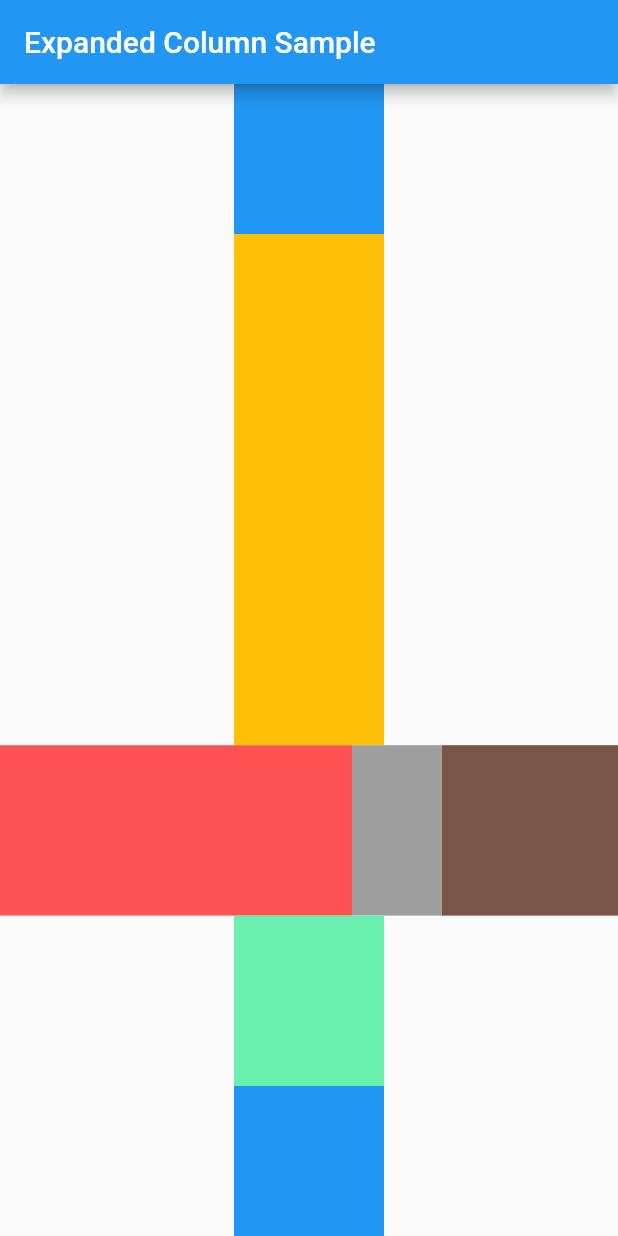
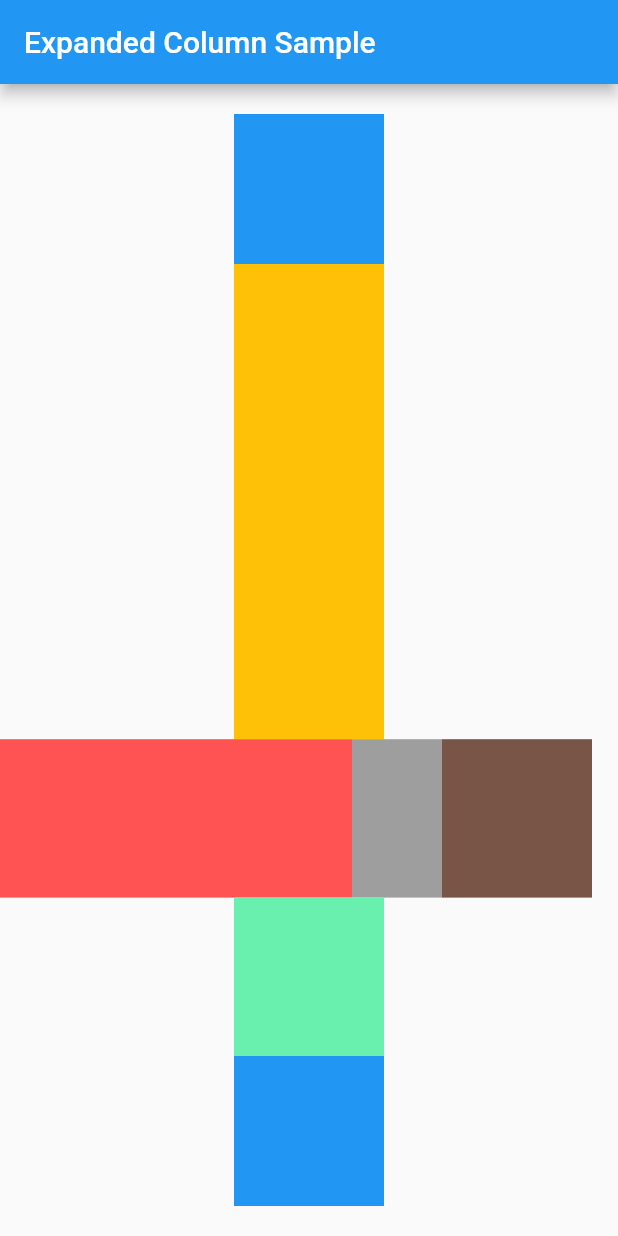
Before and after one commit to DuyLeHong/lesson3456_1, a Flutter app: the screen it shows after launch, on a phone screen of 412 x 824 dp. Run offline on Flutter 3.47's test engine with Material 2 defaults, Android fonts, the phone set to English and light mode, and no system bars.

Commit message:
update lesson4_screen

```diff
--- a/lib/lesson4_screen.dart
+++ b/lib/lesson4_screen.dart
@@ -26,6 +26,8 @@ class MyStatelessWidget extends StatelessWidget {
         title: const Text('Expanded Column Sample'),
       ),
       body: SafeArea(
+        child: Padding(
+          padding: EdgeInsets.fromLTRB(0, 20, 0, 20),
           child: Center(
             child: Column(
               children: <Widget>[
@@ -45,7 +47,8 @@ class MyStatelessWidget extends StatelessWidget {
                 Expanded(
                   child: Row(
                     children: [
-                    Expanded(
+                      Flexible(
+                        fit: FlexFit.tight,
                         flex: 2,
                         child: Container(
                           color: Colors.redAccent,
@@ -56,7 +59,7 @@ class MyStatelessWidget extends StatelessWidget {
                         color: Colors.grey,
                         width: 60,
                       ),
-                    Expanded(
+                      Flexible(
                         child: Container(
                           color: Colors.brown,
                           width: 100,
@@ -81,6 +84,7 @@ class MyStatelessWidget extends StatelessWidget {
             ),
           ),
         ),
+      ),
     );
   }
 }
```
Lines whose indentation alone changed are shown as unchanged.
